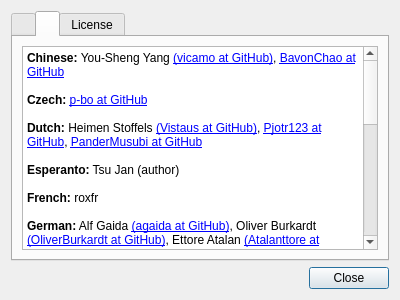
First picture: the form in feathernotes/about.ui, repository tsujan/FeatherNotes, before the edit.
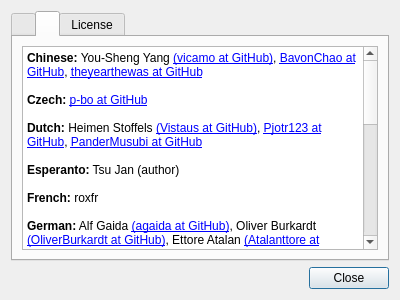
Second picture: the form after the edit. The open tabs and pages were chosen to show the change.

```diff
--- a/feathernotes/about.ui
+++ b/feathernotes/about.ui
@@ -97,7 +97,7 @@
 &lt;html&gt;&lt;head&gt;&lt;meta name=&quot;qrichtext&quot; content=&quot;1&quot; /&gt;&lt;style type=&quot;text/css&quot;&gt;
 p, li { white-space: pre-wrap; }
 &lt;/style&gt;&lt;/head&gt;&lt;body style=&quot;  font-weight:400; font-style:normal;&quot;&gt;
-&lt;p style=&quot; margin-top:0px; margin-bottom:0px; margin-left:0px; margin-right:0px; -qt-block-indent:0; text-indent:0px;&quot;&gt;&lt;span style=&quot; font-weight:600;&quot;&gt;Chinese:&lt;/span&gt; You-Sheng Yang &lt;a href=&quot;https://github.com/vicamo&quot;&gt;(vicamo at GitHub)&lt;/a&gt;, &lt;a href=&quot;https://github.com/BavonChao&quot;&gt;BavonChao at GitHub&lt;/a&gt;&lt;/p&gt;
+&lt;p style=&quot; margin-top:0px; margin-bottom:0px; margin-left:0px; margin-right:0px; -qt-block-indent:0; text-indent:0px;&quot;&gt;&lt;span style=&quot; font-weight:600;&quot;&gt;Chinese:&lt;/span&gt; You-Sheng Yang &lt;a href=&quot;https://github.com/vicamo&quot;&gt;(vicamo at GitHub)&lt;/a&gt;, &lt;a href=&quot;https://github.com/BavonChao&quot;&gt;BavonChao at GitHub&lt;/a&gt;, &lt;a href=&quot;https://github.com/theyearthewas&quot;&gt;theyearthewas at GitHub&lt;/a&gt;&lt;/p&gt;
 &lt;p style=&quot;-qt-paragraph-type:empty; margin-top:0px; margin-bottom:0px; margin-left:0px; margin-right:0px; -qt-block-indent:0; text-indent:0px;&quot;&gt;&lt;br /&gt;&lt;/p&gt;
 &lt;p style=&quot; margin-top:0px; margin-bottom:0px; margin-left:0px; margin-right:0px; -qt-block-indent:0; text-indent:0px;&quot;&gt;&lt;span style=&quot; font-weight:600;&quot;&gt;Czech:&lt;/span&gt; &lt;a href=&quot;https://github.com/p-bo&quot;&gt;p-bo at GitHub&lt;/a&gt;&lt;/p&gt;
 &lt;p style=&quot;-qt-paragraph-type:empty; margin-top:0px; margin-bottom:0px; margin-left:0px; margin-right:0px; -qt-block-indent:0; text-indent:0px;&quot;&gt;&lt;br /&gt;&lt;/p&gt;
@@ -107,7 +107,7 @@
 &lt;p style=&quot;-qt-paragraph-type:empty; margin-top:0px; margin-bottom:0px; margin-left:0px; margin-right:0px; -qt-block-indent:0; text-indent:0px;&quot;&gt;&lt;br /&gt;&lt;/p&gt;
 &lt;p style=&quot; margin-top:0px; margin-bottom:0px; margin-left:0px; margin-right:0px; -qt-block-indent:0; text-indent:0px;&quot;&gt;&lt;span style=&quot; font-weight:600;&quot;&gt;French:&lt;/span&gt; roxfr&lt;/p&gt;
 &lt;p style=&quot;-qt-paragraph-type:empty; margin-top:0px; margin-bottom:0px; margin-left:0px; margin-right:0px; -qt-block-indent:0; text-indent:0px;&quot;&gt;&lt;br /&gt;&lt;/p&gt;
-&lt;p style=&quot; margin-top:0px; margin-bottom:0px; margin-left:0px; margin-right:0px; -qt-block-indent:0; text-indent:0px;&quot;&gt;&lt;span style=&quot; font-weight:600;&quot;&gt;German:&lt;/span&gt; Alf Gaida &lt;a href=&quot;https://github.com/agaida&quot;&gt;(agaida at GitHub)&lt;/a&gt;, Oliver Burkardt &lt;a href=&quot;https://github.com/OliverBurkardt&quot;&gt;(OliverBurkardt at GitHub)&lt;/a&gt;, Ettore Atalan &lt;a href=&quot;https://github.com/Atalanttore&quot;&gt;(Atalanttore at GitHub)&lt;/a&gt;&lt;/p&gt;
+&lt;p style=&quot; margin-top:0px; margin-bottom:0px; margin-left:0px; margin-right:0px; -qt-block-indent:0; text-indent:0px;&quot;&gt;&lt;span style=&quot; font-weight:600;&quot;&gt;German:&lt;/span&gt; Alf Gaida &lt;a href=&quot;https://github.com/agaida&quot;&gt;(agaida at GitHub)&lt;/a&gt;, Oliver Burkardt &lt;a href=&quot;https://github.com/OliverBurkardt&quot;&gt;(OliverBurkardt at GitHub)&lt;/a&gt;, Ettore Atalan &lt;a href=&quot;https://github.com/Atalanttore&quot;&gt;(Atalanttore at GitHub)&lt;/a&gt;, Pavel Shlyak &lt;a href=&quot;https://github.com/shlyakpavel&quot;&gt;(shlyakpavel at GitHub)&lt;/a&gt;&lt;/p&gt;
 &lt;p style=&quot;-qt-paragraph-type:empty; margin-top:0px; margin-bottom:0px; margin-left:0px; margin-right:0px; -qt-block-indent:0; text-indent:0px;&quot;&gt;&lt;br /&gt;&lt;/p&gt;
 &lt;p style=&quot; margin-top:0px; margin-bottom:0px; margin-left:0px; margin-right:0px; -qt-block-indent:0; text-indent:0px;&quot;&gt;&lt;span style=&quot; font-weight:600;&quot;&gt;Hebrew:&lt;/span&gt; Yaron Shahrabani &lt;a href=&quot;https://github.com/yarons&quot;&gt;(yarons at GitHub)&lt;/a&gt;&lt;/p&gt;
 &lt;p style=&quot;-qt-paragraph-type:empty; margin-top:0px; margin-bottom:0px; margin-left:0px; margin-right:0px; -qt-block-indent:0; text-indent:0px;&quot;&gt;&lt;br /&gt;&lt;/p&gt;
```
